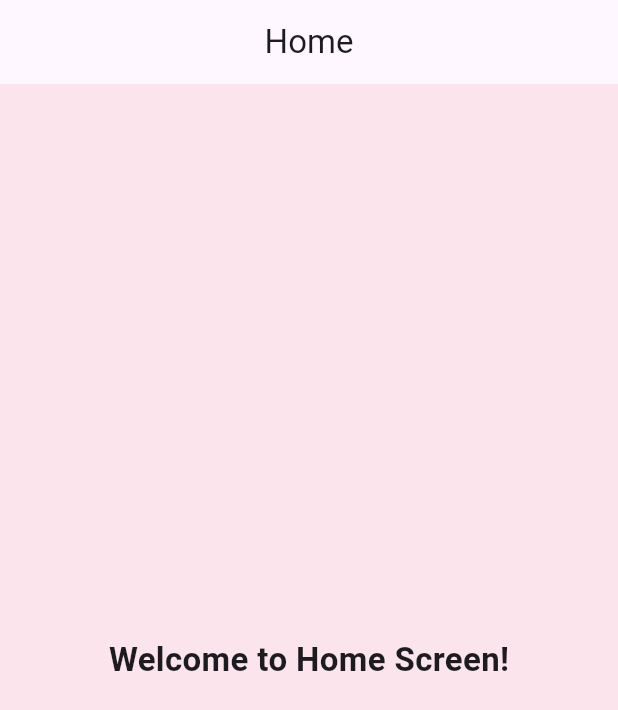
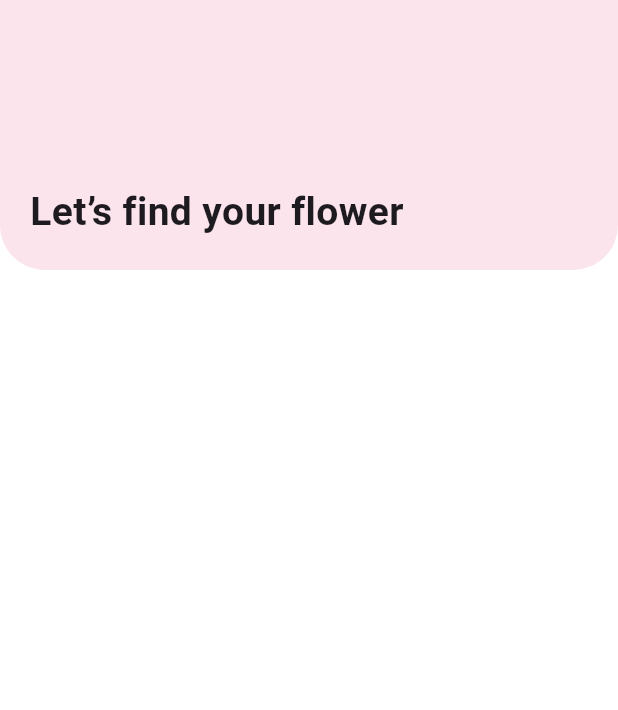
Before and after one commit to resha-ad/petals_by_you_mobileapp, a Flutter app: the HomeScreen screen opened directly, on a phone screen of 412 x 824 dp. Shown: the top 710 px of the screen. Run offline on Flutter 3.47's test engine with Material 3 defaults, Android fonts, the phone set to English and light mode, and no system bars.

Commit message:
added home header into home screen

```diff
--- a/lib/screens/home_screen.dart
+++ b/lib/screens/home_screen.dart
@@ -1,4 +1,5 @@
 import 'package:flutter/material.dart';
+import 'package:sprint1_project/widgets/home_header.dart';
 
 class HomeScreen extends StatelessWidget {
   const HomeScreen({super.key});
@@ -6,14 +7,8 @@ class HomeScreen extends StatelessWidget {
   @override
   Widget build(BuildContext context) {
     return Scaffold(
-      backgroundColor: const Color.fromRGBO(252, 228, 236, 1),
-      appBar: AppBar(title: const Text("Home"), centerTitle: true),
-      body: const Center(
-        child: Text(
-          "Welcome to Home Screen!",
-          style: TextStyle(fontSize: 22, fontWeight: FontWeight.bold),
-        ),
-      ),
+      backgroundColor: Colors.white,
+      body: Column(children: const [HomeHeader()]),
     );
   }
 }
```
